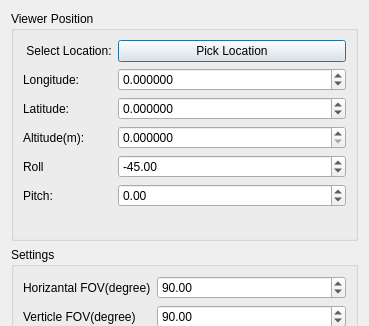
The window that OsgQgis/ViewshedAreaAnalysisWidget.ui (adithyahk46/osgViewshedAnalysis) describes before a commit, drawn with Qt 5; both pictures show x 0 to 369 and y 0 to 326 of the 369 by 753 pixel window.
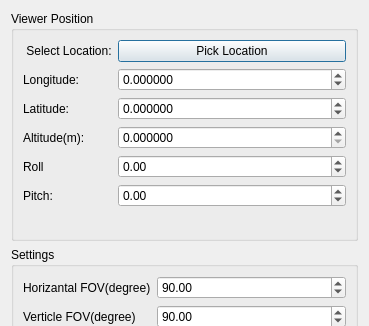
The same window after the commit.

Diff of the .ui file:
```diff
--- a/OsgQgis/ViewshedAreaAnalysisWidget.ui
+++ b/OsgQgis/ViewshedAreaAnalysisWidget.ui
@@ -110,13 +110,16 @@
       <item row="4" column="1">
        <widget class="QDoubleSpinBox" name="sb_roll">
         <property name="minimum">
-         <double>-180.000000000000000</double>
+         <double>-359.000000000000000</double>
         </property>
         <property name="maximum">
-         <double>180.000000000000000</double>
+         <double>359.000000000000000</double>
+        </property>
+        <property name="singleStep">
+         <double>10.000000000000000</double>
         </property>
         <property name="value">
-         <double>-45.000000000000000</double>
+         <double>0.000000000000000</double>
         </property>
        </widget>
       </item>
```
Left out of the diff: 7 changed lines with no effect on the pictures.
